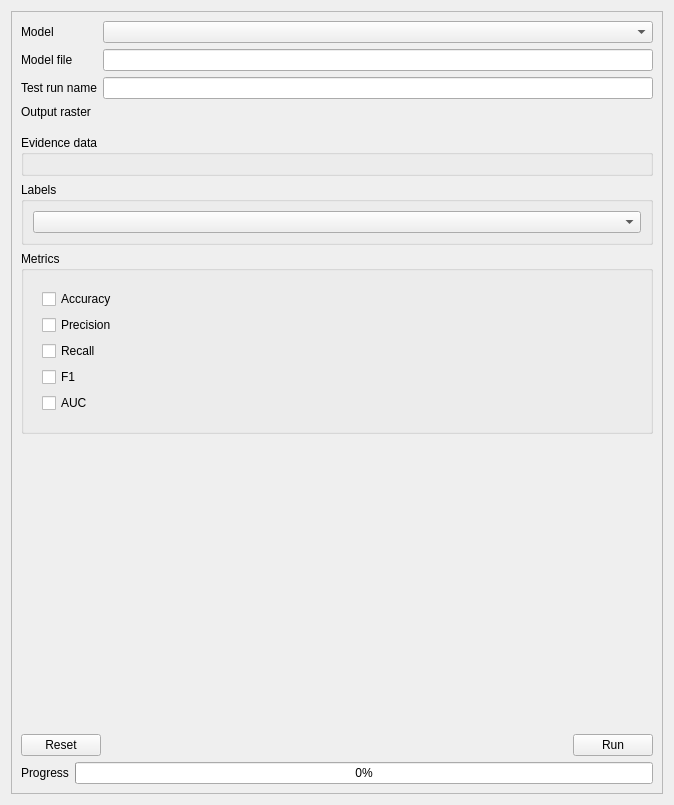
Above: eis_qgis_plugin/resources/ui/modeling/testing.ui from GispoCoding/eis_qgis_plugin before the change. Below: the same form after it.
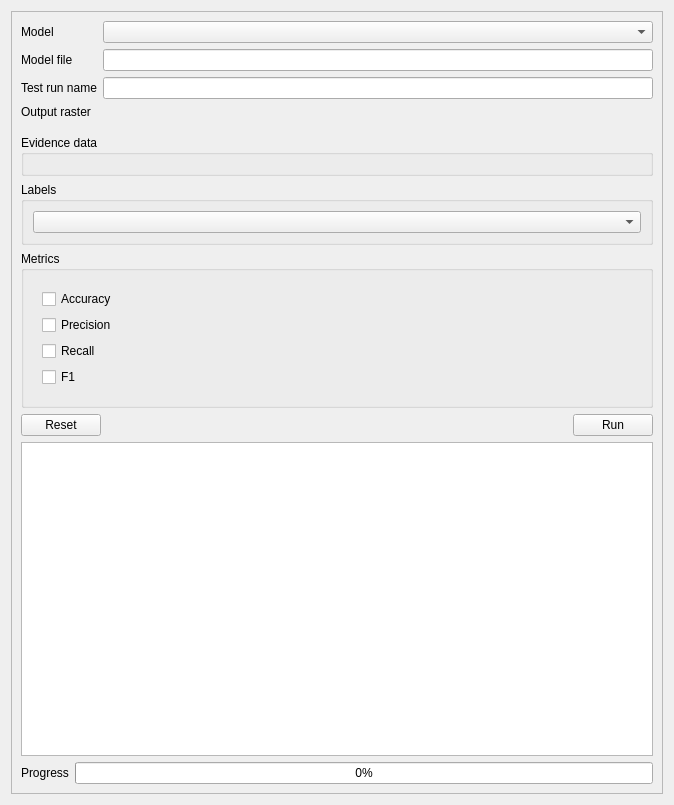
That is the form after the change. Custom widgets are drawn as their Qt base class.

Commit message: Add progress bars and progress logs to application and testing in modeling

Patch:
```diff
--- a/eis_qgis_plugin/resources/ui/modeling/testing.ui
+++ b/eis_qgis_plugin/resources/ui/modeling/testing.ui
@@ -13,7 +13,7 @@
   <property name="windowTitle">
    <string>Form</string>
   </property>
-  <layout class="QVBoxLayout" name="verticalLayout">
+  <layout class="QVBoxLayout" name="verticalLayout_2">
    <item>
     <widget class="QScrollArea" name="testing_tab_scroll_area">
      <property name="widgetResizable">
@@ -28,7 +28,7 @@
         <height>785</height>
        </rect>
       </property>
-      <layout class="QVBoxLayout" name="verticalLayout_8">
+      <layout class="QVBoxLayout" name="verticalLayout">
        <item>
         <layout class="QFormLayout" name="test_model_info_layout">
          <item row="2" column="0">
@@ -192,13 +192,6 @@
                 </property>
                </widget>
               </item>
-              <item>
-               <widget class="QCheckBox" name="auc_checkbox">
-                <property name="text">
-                 <string>AUC</string>
-                </property>
-               </widget>
-              </item>
              </layout>
             </widget>
             <widget class="QWidget" name="regression_metrics_page">
@@ -239,18 +232,7 @@
         </widget>
        </item>
        <item>
-        <spacer name="verticalSpacer_5">
-         <property name="orientation">
-          <enum>Qt::Vertical</enum>
-         </property>
-         <property name="sizeHint" stdset="0">
-          <size>
-           <width>20</width>
-           <height>40</height>
-          </size>
-         </property>
-        </spacer>
-       </item>
+        <layout class="QVBoxLayout" name="verticalLayout_18">
        <item>
         <layout class="QHBoxLayout" name="reset_run_layout">
          <item>
@@ -283,20 +265,57 @@
         </layout>
        </item>
        <item>
-        <layout class="QHBoxLayout" name="horizontalLayout_12">
+          <widget class="QTextEdit" name="testing_log">
+           <property name="sizePolicy">
+            <sizepolicy hsizetype="Expanding" vsizetype="Expanding">
+             <horstretch>0</horstretch>
+             <verstretch>0</verstretch>
+            </sizepolicy>
+           </property>
+           <property name="minimumSize">
+            <size>
+             <width>0</width>
+             <height>0</height>
+            </size>
+           </property>
+           <property name="maximumSize">
+            <size>
+             <width>16777215</width>
+             <height>16777215</height>
+            </size>
+           </property>
+           <property name="autoFormatting">
+            <set>QTextEdit::AutoNone</set>
+           </property>
+           <property name="readOnly">
+            <bool>true</bool>
+           </property>
+           <property name="html">
+            <string>&lt;!DOCTYPE HTML PUBLIC &quot;-//W3C//DTD HTML 4.0//EN&quot; &quot;http://www.w3.org/TR/REC-html40/strict.dtd&quot;&gt;
+&lt;html&gt;&lt;head&gt;&lt;meta name=&quot;qrichtext&quot; content=&quot;1&quot; /&gt;&lt;style type=&quot;text/css&quot;&gt;
+p, li { white-space: pre-wrap; }
+&lt;/style&gt;&lt;/head&gt;&lt;body style=&quot; font-family:'Ubuntu'; font-size:11pt; font-weight:400; font-style:normal;&quot;&gt;
+&lt;p style=&quot;-qt-paragraph-type:empty; margin-top:0px; margin-bottom:0px; margin-left:0px; margin-right:0px; -qt-block-indent:0; text-indent:0px;&quot;&gt;&lt;br /&gt;&lt;/p&gt;&lt;/body&gt;&lt;/html&gt;</string>
+           </property>
+          </widget>
+         </item>
          <item>
-          <widget class="QLabel" name="label_17">
+          <layout class="QHBoxLayout" name="progress_layout">
+           <item>
+            <widget class="QLabel" name="training_progress_label">
            <property name="text">
             <string>Progress</string>
            </property>
           </widget>
          </item>
          <item>
-          <widget class="QProgressBar" name="training_progress_bar_3">
+            <widget class="QProgressBar" name="testing_progress_bar">
            <property name="value">
             <number>0</number>
            </property>
           </widget>
+           </item>
+          </layout>
          </item>
         </layout>
        </item>
```
Lines whose indentation alone changed are shown as unchanged. The commit also changes 4 other files.
